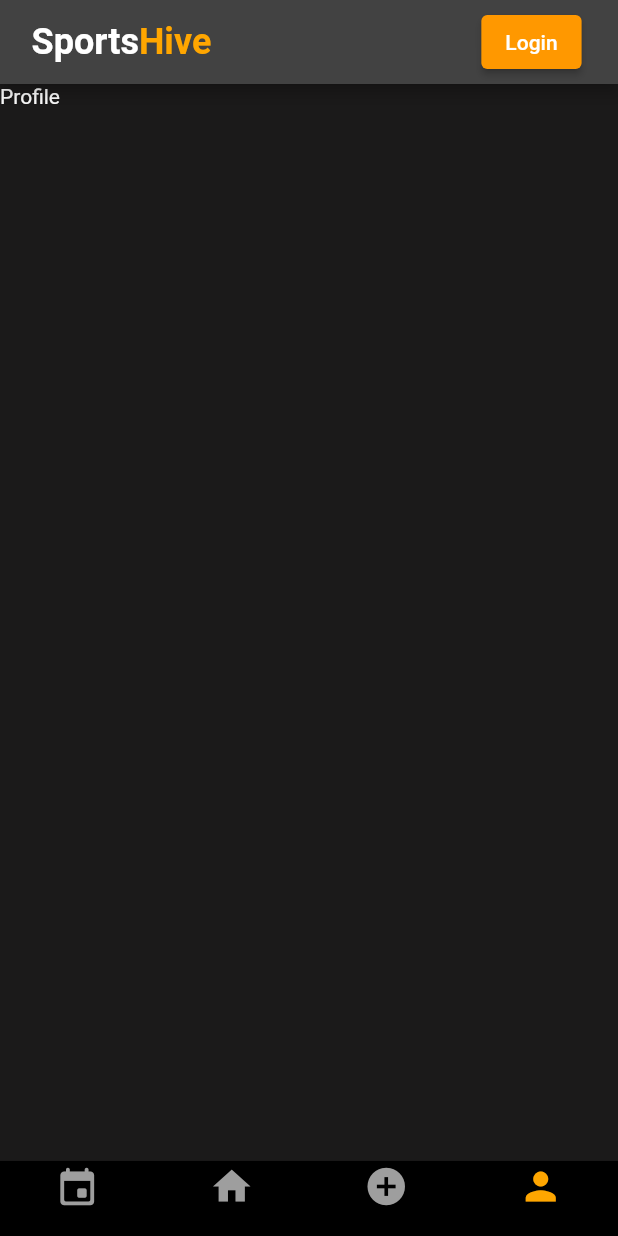
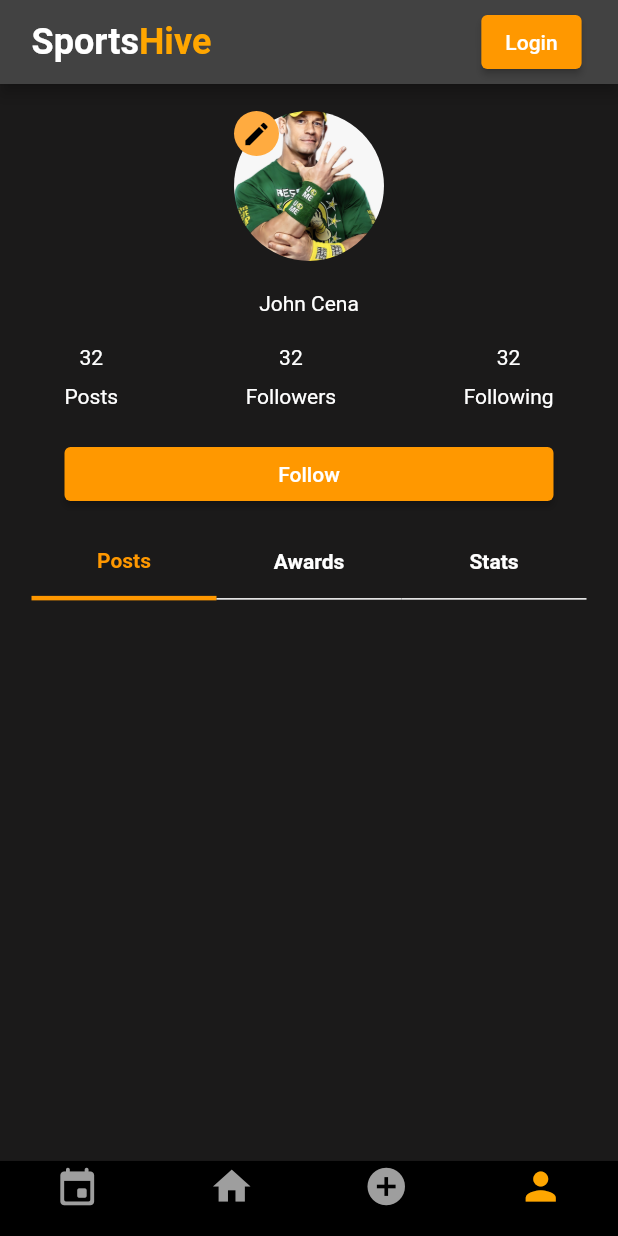
Before and after one commit to SportsHive/SportsHive-App, a Flutter app: the screen it shows after launch, swiped to page 4, on a phone screen of 412 x 824 dp. Run offline on Flutter 3.47's test engine with Material 2 defaults, Android fonts, the phone set to English and light mode, and no system bars; our stand-ins replace country_picker, firebase_auth, firebase_core, flutter_svg, google_sign_in, image_picker; accounts and stored records are empty.

Commit message:
Created Profile Page

```diff
--- a/lib/main.dart
+++ b/lib/main.dart
@@ -3,6 +3,7 @@ import 'package:firebase_auth/firebase_auth.dart';
 import 'package:flutter/material.dart';
 import 'package:sportshive/screens/auth/login_page.dart';
 import 'package:sportshive/screens/auth/preference_screen.dart';
+import 'package:sportshive/screens/auth/profile_screen.dart';
 import 'package:sportshive/screens/auth/signup_page.dart';
 import 'package:sportshive/screens/auth/welcome_screen.dart';
 import 'package:sportshive/screens/auth/editprofile_page.dart';
@@ -28,9 +29,6 @@ class MyApp extends StatelessWidget {
       theme: ThemeData.dark().copyWith(
         scaffoldBackgroundColor: mobileBackgroundColor,
       ),
-      // home: const ReponsiveLayout(
-      //   mobileScreenLayout: MobileScreenLayout(),
-      //    webScreenLayout: WebScreenLayout(),),]
       home: MobileScreenLayout(),
     );
   }
--- /dev/null
+++ b/lib/screens/auth/profile_screen.dart
@@ -0,0 +1,121 @@
+import 'package:flutter/material.dart';
+import 'package:sportshive/utils/colors.dart';
+
+import '../../widgets/custom_option.dart';
+
+class ProfileScreen extends StatelessWidget {
+  const ProfileScreen({
+    Key? key,
+  }) : super(key: key);
+
+  @override
+  Widget build(BuildContext context) {
+    return Scaffold(
+      body: Padding(
+        padding: const EdgeInsets.all(18),
+        child: Column(
+          children: [
+            Container(
+              color: mobileBackgroundColor,
+              child: Padding(
+                padding: const EdgeInsets.symmetric(horizontal: 25.0),
+                child: Column(
+                  crossAxisAlignment: CrossAxisAlignment.center,
+                  children: [
+                    Stack(
+                      children: [
+                        CircleAvatar(
+                          radius: 50,
+                          backgroundImage:
+                              AssetImage("assets/images/profilepicsample.png"),
+                        ),
+                        InkWell(
+                          onTap: () {},
+                          child: CircleAvatar(
+                            radius: 15,
+                            backgroundColor: Colors.orangeAccent,
+                            child: Icon(
+                              Icons.edit,
+                              size: 20,
+                            ),
+                          ),
+                        )
+                      ],
+                    ),
+                    Padding(
+                      padding: const EdgeInsets.all(20.0),
+                      child: Text("John Cena"),
+                    ),
+                    Row(
+                      mainAxisAlignment: MainAxisAlignment.spaceBetween,
+                      children: [
+                        Column(
+                          children: [
+                            Text(
+                              "32",
+                            ),
+                            SizedBox(
+                              height: 10,
+                            ),
+                            Text("Posts")
+                          ],
+                        ),
+                        Column(
+                          children: [
+                            Text(
+                              "32",
+                            ),
+                            SizedBox(
+                              height: 10,
+                            ),
+                            Text("Followers")
+                          ],
+                        ),
+                        Column(
+                          children: [
+                            Text(
+                              "32",
+                            ),
+                            SizedBox(
+                              height: 10,
+                            ),
+                            Text("Following")
+                          ],
+                        )
+                      ],
+                    ),
+                    SizedBox(
+                      height: 20,
+                    ),
+                    Container(
+                      width: double.infinity,
+                      child: ElevatedButton(
+                        onPressed: () {
+                          // Do something when the button is pressed
+                        },
+                        child: Text('Follow'),
+                        style: ElevatedButton.styleFrom(
+                          primary: Colors.orange, // Set the background color
+                          onPrimary: Colors.white, // Set the text color
+                        ),
+                      ),
+                    )
+                  ],
+                ),
+              ),
+            ),
+            const SizedBox(height: 18),
+            Container(
+              color: mobileBackgroundColor,
+              padding: EdgeInsets.symmetric(horizontal: 3),
+              child: Column(
+                children: [CustomTernaryOption()],
+
+              ),
+            )
+          ],
+        ),
+      ),
+    );
+  }
+}
--- a/lib/utils/dimensions.dart
+++ b/lib/utils/dimensions.dart
@@ -1,6 +1,8 @@
 import 'package:flutter/material.dart';
 import 'package:sportshive/screens/auth/add_post_screen.dart';
 import 'package:sportshive/screens/auth/create.dart';
+
+import '../screens/auth/profile_screen.dart';
 
 const webScreenSize = 600;
 
@@ -9,5 +11,5 @@ const homeScreenItems = [
   Text("Events"),
   Text("Home"),
   CreatePost(),
-  Text("Profile")
+  ProfileScreen(),
 ];
--- /dev/null
+++ b/lib/widgets/custom_option.dart
@@ -0,0 +1,120 @@
+import 'package:sportshive/utils/colors.dart';
+import 'package:flutter/material.dart';
+import 'package:flutter/src/foundation/key.dart';
+import 'package:flutter/src/widgets/framework.dart';
+
+class CustomTernaryOption extends StatefulWidget {
+  CustomTernaryOption({
+    Key? key,
+    this.textLeft = "Posts",
+    this.textMiddle = "Awards",
+    this.textRight = "Stats",
+  }) : super(key: key);
+
+  String textLeft;
+  String textMiddle;
+  String textRight;
+
+  @override
+  State<CustomTernaryOption> createState() => _CustomTernaryOptionState();
+}
+
+class _CustomTernaryOptionState extends State<CustomTernaryOption> {
+  int selectedOption = 0;
+
+  @override
+  Widget build(BuildContext context) {
+  return Container(
+        color: mobileBackgroundColor,
+        height: 50,
+        child: Row(
+          mainAxisAlignment: MainAxisAlignment.spaceEvenly,
+          children: [
+            Expanded(
+              child: InkWell(
+                onTap: () {
+                  if (selectedOption != 0) {
+                    setState(() {
+                      selectedOption = 0;
+                    });
+                  }
+                },
+                child: Column(
+                  mainAxisAlignment: MainAxisAlignment.spaceAround,
+                  children: [
+                    Text(
+                      widget.textLeft,
+                      style: Theme.of(context).textTheme.bodyMedium!.copyWith(
+                            fontWeight: FontWeight.w600,
+                            color: selectedOption == 0
+                                ? Colors.orange
+                                : Colors.white,
+                          ),
+                    ),
+                    Container(
+                      height: selectedOption == 0 ? 3 : 1,
+                      color: selectedOption == 0 ? Colors.orange : Colors.white,
+                    ),
+                  ],
+                ),
+              ),
+            ),
+            Expanded(
+              child: InkWell(
+                onTap: () {
+                  setState(() {
+                    selectedOption = 1;
+                  });
+                },
+                child: Column(
+                  mainAxisAlignment: MainAxisAlignment.spaceAround,
+                  children: [
+                    Text(
+                      widget.textMiddle,
+                      style: Theme.of(context).textTheme.bodyMedium!.copyWith(
+                            fontWeight: FontWeight.w600,
+                            color: selectedOption == 1
+                                ? Colors.orange
+                                : Colors.white,
+                          ),
+                    ),
+                    Container(
+                      height: selectedOption == 1 ? 3 : 1,
+                      color: selectedOption == 1 ? Colors.orange : Colors.white,
+                    ),
+                  ],
+                ),
+              ),
+            ),
+            Expanded(
+              child: InkWell(
+                onTap: () {
+                  setState(() {
+                    selectedOption = 2;
+                  });
+                },
+                child: Column(
+                  mainAxisAlignment: MainAxisAlignment.spaceAround,
+                  children: [
+                    Text(
+                      widget.textRight,
+                      style: Theme.of(context).textTheme.bodyMedium!.copyWith(
+                            fontWeight: FontWeight.w600,
+                            color: selectedOption == 2
+                                ? Colors.orange
+                                : Colors.white,
+                          ),
+                    ),
+                    Container(
+                      height: selectedOption == 2 ? 3 : 1,
+                      color: selectedOption == 2 ? Colors.orange : Colors.white,
+                    ),
+                  ],
+                ),
+              ),
+            ),
+          ],
+        ),
+      );
+  }
+}
```
